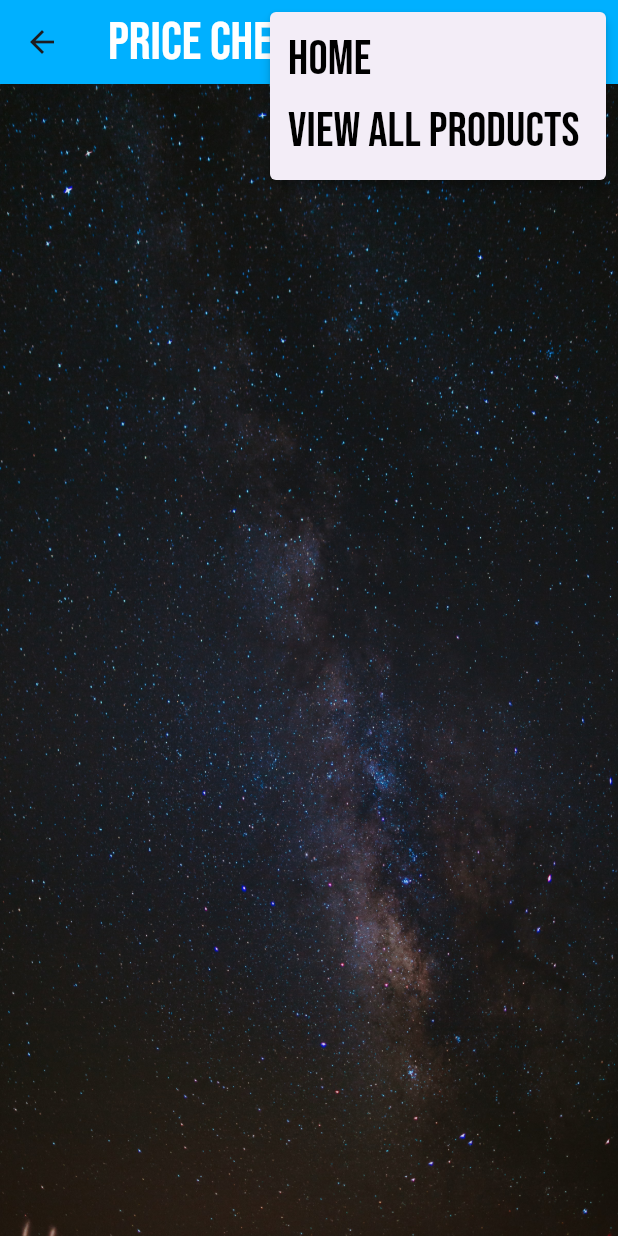
After one commit to DeonVosloo/CheapestItemNinja, a Flutter app: the PriceCheckProducts screen opened directly, after a tap on the "more vert" icon, on a phone screen of 412 x 824 dp. The commit adds this screen. Run offline on Flutter 3.47's test engine with Material 3 defaults, Android fonts, the phone set to English and light mode, and no system bars; our stand-ins replace cloud_firestore, firebase_core, google_fonts; missing offline and left inert: encrypt, mobile_scanner; accounts and stored records are empty.

Commit message:
Removed an old api file, removed userID from products, Home screen first iteration completed. Started working on Price check page

```diff
--- /dev/null
+++ b/firestore.indexes.json
@@ -0,0 +1,4 @@
+{
+  "indexes": [],
+  "fieldOverrides": []
+}
--- a/lib/MyApp.dart
+++ b/lib/MyApp.dart
@@ -10,8 +10,7 @@ class MyApp extends StatelessWidget {
   Widget build(BuildContext context) {
     return MaterialApp
       (
-      home: TestingPage()
-      //home: HomeScreen(barcodesData: const [],),
+      home: HomeScreen(barcodesData: const[],)
     );
   }
 }
--- a/lib/classes/Products.dart
+++ b/lib/classes/Products.dart
@@ -10,8 +10,7 @@ class Product
   double pricePerUnitOfMeasurement;
   String barcode;
 
-
-  Product(this.id,this.price, this.pricePerUnitOfMeasurement, {required this.category, required this.quantity, required this.name,
+  Product(this.id, { required this.price, required  this.pricePerUnitOfMeasurement, required this.category, required this.quantity, required this.name,
     required this.units, required this.unitOfMeasurement, required this.barcode});
 
 }
--- /dev/null
+++ b/lib/pages/PriceCheckProducts.dart
@@ -0,0 +1,100 @@
+import 'package:flutter/material.dart';
+import 'package:google_fonts/google_fonts.dart';
+
+class PriceCheckProducts extends StatefulWidget {
+  const PriceCheckProducts({super.key});
+
+  @override
+  State<PriceCheckProducts> createState() => _PriceCheckProductsState();
+}
+
+class _PriceCheckProductsState extends State<PriceCheckProducts> {
+  @override
+  Widget build(BuildContext context) {
+    return Scaffold
+      (
+      appBar:AppBar
+        (
+        actions: [
+        PopupMenuButton(
+        itemBuilder: (context)
+        {
+          return[
+            PopupMenuItem(
+              value: 0,
+              child: FittedBox
+                (
+                fit: BoxFit.contain,
+                child: Text(
+                  "Home",
+                  style: GoogleFonts.bebasNeue(
+                      fontSize: 32,
+                      color: Colors.black),),
+              ),
+            ),
+            PopupMenuItem(
+              value: 1,
+              child: FittedBox
+                (
+                fit: BoxFit.contain,
+                child: Text(
+                  "View All products",
+                  style: GoogleFonts.bebasNeue(
+                      fontSize: 32,
+                      color: Colors.black),),
+              ),
+            ),
+          ];
+        },
+        onSelected: (value)
+        {
+        if(value == 0)
+        {
+
+        }
+        else if(value == 1)
+        {
+
+        }
+
+        },
+        ),
+        ],
+        //titleTextStyle: GoogleFonts.bebasNeue(fontSize: 36),
+        title: FittedBox
+        (
+        fit: BoxFit.scaleDown,
+        child: Text("Price Check Ninja",style: GoogleFonts.bebasNeue(fontSize: 36, color: Colors.white),),
+        ),
+        backgroundColor: Colors.lightBlueAccent[400],
+        ),
+
+      body:  Container
+        (
+          decoration: const BoxDecoration
+            (
+
+            image: DecorationImage
+              (
+                image:  AssetImage("assets/background.jpg"),
+                fit: BoxFit.fill
+            ),
+          ),
+
+          child: ListView
+            (
+            children: [
+              Column
+                (
+
+                children: [
+                  SizedBox(height: MediaQuery.of(context).size.height * 0.01,),
+
+                ],
+              ),
+            ],
+          )
+      )
+    );
+  }
+}
```
Also changed, not shown: lib/classes/ProductsAPI.dart (deleted, +0 -13 lines), lib/pages/Home.dart (+105 -9 lines), assets/thinkninjas.png (added), lib/firebase_options.dart (added), 6 other files.
